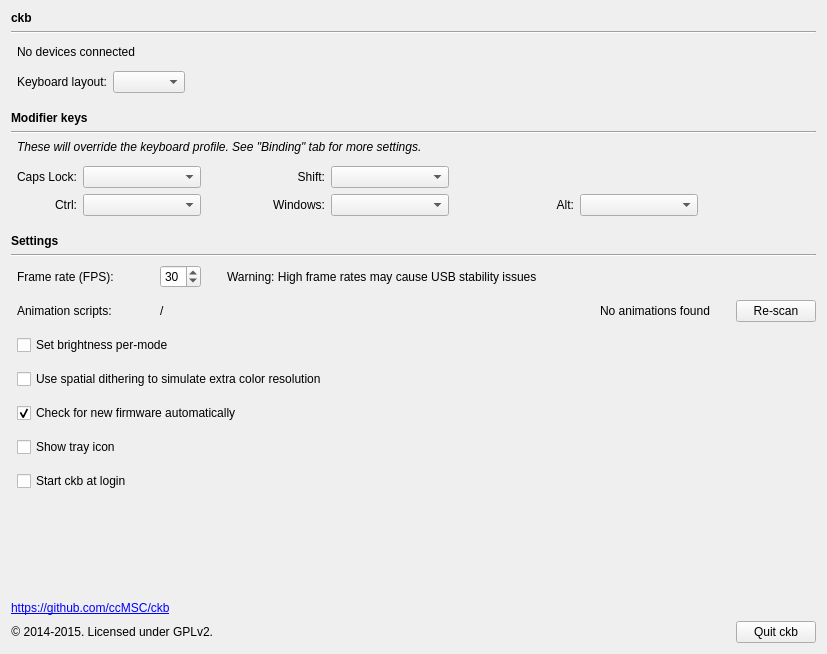
Qt form src/ckb/settingswidget.ui (ckb-next/ckb-next) before a commit.
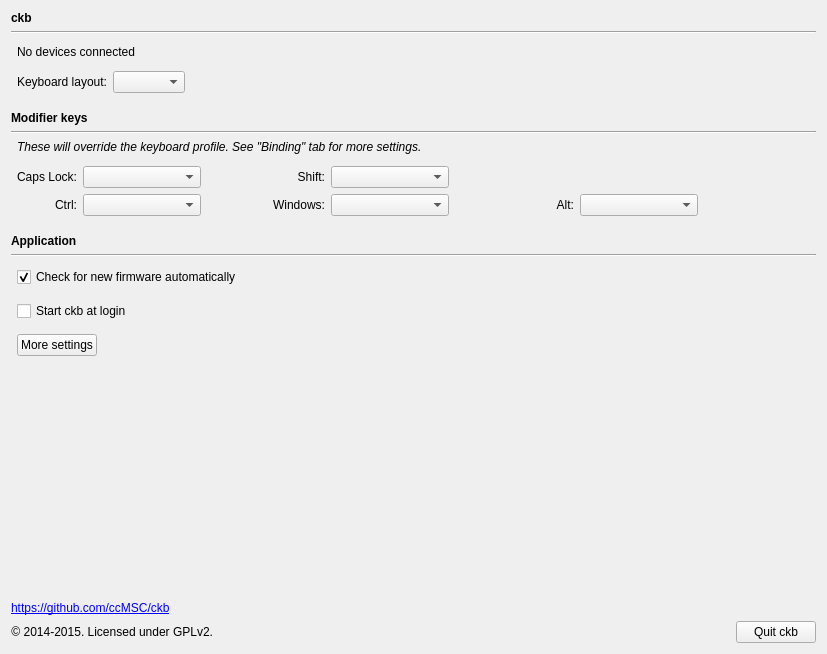
The same form after that commit.

Commit message: (ckb) UI for controlling mouse and scroll acceleration on OSX (ckb) Fixed the keyboard layout window not appearing on first run As the main settings tab is getting too cluttered, several options (including the new OSX ones) are being moved to a new screen.

Diff of the .ui file:
```diff
--- a/src/ckb/settingswidget.ui
+++ b/src/ckb/settingswidget.ui
@@ -98,7 +98,7 @@
      </item>
     </layout>
    </item>
-   <item row="21" column="0" colspan="2">
+   <item row="18" column="0" colspan="2">
     <spacer name="verticalSpacer">
      <property name="orientation">
       <enum>Qt::Vertical</enum>
@@ -111,7 +111,7 @@
      </property>
     </spacer>
    </item>
-   <item row="19" column="0">
+   <item row="16" column="0">
     <spacer name="verticalSpacer_8">
      <property name="orientation">
       <enum>Qt::Vertical</enum>
@@ -137,7 +137,7 @@
      </property>
     </widget>
    </item>
-   <item row="19" column="1">
+   <item row="16" column="1">
     <widget class="QCheckBox" name="loginItemBox">
      <property name="toolTip">
       <string>ckb will be started when you log in to your computer.</string>
@@ -147,170 +147,7 @@
      </property>
     </widget>
    </item>
-   <item row="18" column="1">
-    <widget class="QCheckBox" name="trayBox">
-     <property name="toolTip">
-      <string>Displays a ckb icon in the system tray. Note: you can still minimize ckb to the background even with this turned off.</string>
-     </property>
-     <property name="text">
-      <string>Show tray icon</string>
-     </property>
-    </widget>
-   </item>
-   <item row="14" column="1">
-    <layout class="QGridLayout" name="gridLayout_2">
-     <item row="1" column="2">
-      <layout class="QHBoxLayout" name="horizontalLayout_7">
-       <item>
-        <widget class="QLabel" name="animPathLabel">
-         <property name="text">
-          <string>/</string>
-         </property>
-        </widget>
-       </item>
-       <item>
-        <spacer name="horizontalSpacer_6">
-         <property name="orientation">
-          <enum>Qt::Horizontal</enum>
-         </property>
-         <property name="sizeHint" stdset="0">
-          <size>
-           <width>40</width>
-           <height>20</height>
-          </size>
-         </property>
-        </spacer>
-       </item>
-       <item>
-        <widget class="QLabel" name="animCountLabel">
-         <property name="text">
-          <string>No animations found</string>
-         </property>
-        </widget>
-       </item>
-       <item>
-        <spacer name="horizontalSpacer_2">
-         <property name="orientation">
-          <enum>Qt::Horizontal</enum>
-         </property>
-         <property name="sizeType">
-          <enum>QSizePolicy::Fixed</enum>
-         </property>
-         <property name="sizeHint" stdset="0">
-          <size>
-           <width>20</width>
-           <height>20</height>
-          </size>
-         </property>
-        </spacer>
-       </item>
-       <item>
-        <widget class="QPushButton" name="animScanButton">
-         <property name="text">
-          <string>Re-scan</string>
-         </property>
-        </widget>
-       </item>
-      </layout>
-     </item>
-     <item row="0" column="1" rowspan="2">
-      <spacer name="horizontalSpacer_5">
-       <property name="orientation">
-        <enum>Qt::Horizontal</enum>
-       </property>
-       <property name="sizeType">
-        <enum>QSizePolicy::Fixed</enum>
-       </property>
-       <property name="sizeHint" stdset="0">
-        <size>
-         <width>40</width>
-         <height>1</height>
-        </size>
-       </property>
-      </spacer>
-     </item>
-     <item row="0" column="2">
-      <layout class="QHBoxLayout" name="horizontalLayout_4">
-       <item>
-        <widget class="QSpinBox" name="fpsBox">
-         <property name="minimum">
-          <number>5</number>
-         </property>
-         <property name="maximum">
-          <number>60</number>
-         </property>
-         <property name="value">
-          <number>30</number>
-         </property>
-        </widget>
-       </item>
-       <item>
-        <spacer name="horizontalSpacer_4">
-         <property name="orientation">
-          <enum>Qt::Horizontal</enum>
-         </property>
-         <property name="sizeType">
-          <enum>QSizePolicy::Fixed</enum>
-         </property>
-         <property name="sizeHint" stdset="0">
-          <size>
-           <width>20</width>
-           <height>1</height>
-          </size>
-         </property>
-        </spacer>
-       </item>
-       <item>
-        <widget class="QLabel" name="fpsWarnLabel">
-         <property name="text">
-          <string>Warning: High frame rates may cause USB stability issues</string>
-         </property>
-        </widget>
-       </item>
-       <item>
-        <spacer name="horizontalSpacer_3">
-         <property name="orientation">
-          <enum>Qt::Horizontal</enum>
-         </property>
-         <property name="sizeHint" stdset="0">
-          <size>
-           <width>40</width>
-           <height>20</height>
-          </size>
-         </property>
-        </spacer>
-       </item>
-      </layout>
-     </item>
-     <item row="0" column="0">
-      <widget class="QLabel" name="label_4">
-       <property name="minimumSize">
-        <size>
-         <width>0</width>
-         <height>28</height>
-        </size>
-       </property>
-       <property name="text">
-        <string>Frame rate (FPS):</string>
-       </property>
-      </widget>
-     </item>
-     <item row="1" column="0">
-      <widget class="QLabel" name="label_7">
-       <property name="minimumSize">
-        <size>
-         <width>0</width>
-         <height>28</height>
-        </size>
-       </property>
-       <property name="text">
-        <string>Animation scripts:</string>
-       </property>
-      </widget>
-     </item>
-    </layout>
-   </item>
-   <item row="17" column="0">
+   <item row="15" column="0">
     <spacer name="verticalSpacer_6">
      <property name="orientation">
       <enum>Qt::Vertical</enum>
@@ -326,7 +163,7 @@
      </property>
     </spacer>
    </item>
-   <item row="17" column="1">
+   <item row="15" column="1">
     <widget class="QCheckBox" name="autoFWBox">
      <property name="toolTip">
       <string>You will be notified when new firmware versions are available. You'll have the option to install them immediately or wait until later.</string>
@@ -346,22 +183,6 @@
      </property>
     </widget>
    </item>
-   <item row="15" column="0">
-    <spacer name="verticalSpacer_9">
-     <property name="orientation">
-      <enum>Qt::Vertical</enum>
-     </property>
-     <property name="sizeType">
-      <enum>QSizePolicy::Fixed</enum>
-     </property>
-     <property name="sizeHint" stdset="0">
-      <size>
-       <width>0</width>
-       <height>28</height>
-      </size>
-     </property>
-    </spacer>
-   </item>
    <item row="8" column="1">
     <widget class="QLabel" name="label_8">
      <property name="font">
@@ -374,22 +195,6 @@
      </property>
     </widget>
    </item>
-   <item row="18" column="0">
-    <spacer name="verticalSpacer_7">
-     <property name="orientation">
-      <enum>Qt::Vertical</enum>
-     </property>
-     <property name="sizeType">
-      <enum>QSizePolicy::Fixed</enum>
-     </property>
-     <property name="sizeHint" stdset="0">
-      <size>
-       <width>0</width>
-       <height>28</height>
-      </size>
-     </property>
-    </spacer>
-   </item>
    <item row="10" column="1">
     <layout class="QGridLayout" name="gridLayout_3">
      <item row="0" column="3">
@@ -543,7 +348,7 @@
       </font>
      </property>
      <property name="text">
-      <string>Settings</string>
+      <string>Application</string>
      </property>
     </widget>
    </item>
@@ -615,16 +420,6 @@
      </property>
     </spacer>
    </item>
-   <item row="15" column="1">
-    <widget class="QCheckBox" name="brightnessBox">
-     <property name="toolTip">
-      <string>If enabled, the keyboard brightness will be independent for each lighting mode. If disabled (default), the brightness will be the same for all modes.</string>
-     </property>
-     <property name="text">
-      <string>Set brightness per-mode</string>
-     </property>
-    </widget>
-   </item>
    <item row="6" column="0" colspan="2">
     <widget class="QLabel" name="label">
      <property name="font">
@@ -667,15 +462,32 @@
      </property>
     </widget>
    </item>
-   <item row="16" column="1">
-    <widget class="QCheckBox" name="ditherBox">
-     <property name="text">
-      <string>Use spatial dithering to simulate extra color resolution</string>
-     </property>
-    </widget>
+   <item row="17" column="1">
+    <layout class="QHBoxLayout" name="horizontalLayout">
+     <item>
+      <widget class="QPushButton" name="extraButton">
+       <property name="text">
+        <string>More settings</string>
+       </property>
+      </widget>
+     </item>
+     <item>
+      <spacer name="horizontalSpacer_2">
+       <property name="orientation">
+        <enum>Qt::Horizontal</enum>
+       </property>
+       <property name="sizeHint" stdset="0">
+        <size>
+         <width>40</width>
+         <height>20</height>
+        </size>
+       </property>
+      </spacer>
+     </item>
+    </layout>
    </item>
-   <item row="16" column="0">
-    <spacer name="verticalSpacer_11">
+   <item row="17" column="0">
+    <spacer name="verticalSpacer_7">
      <property name="orientation">
       <enum>Qt::Vertical</enum>
      </property>
```
Left out of the diff: 4 changed lines with no effect on the pictures. The commit also changes 9 other files.
